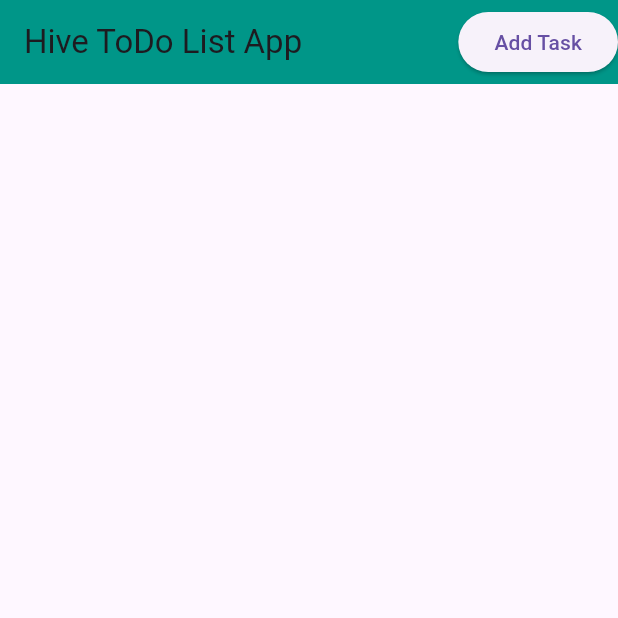
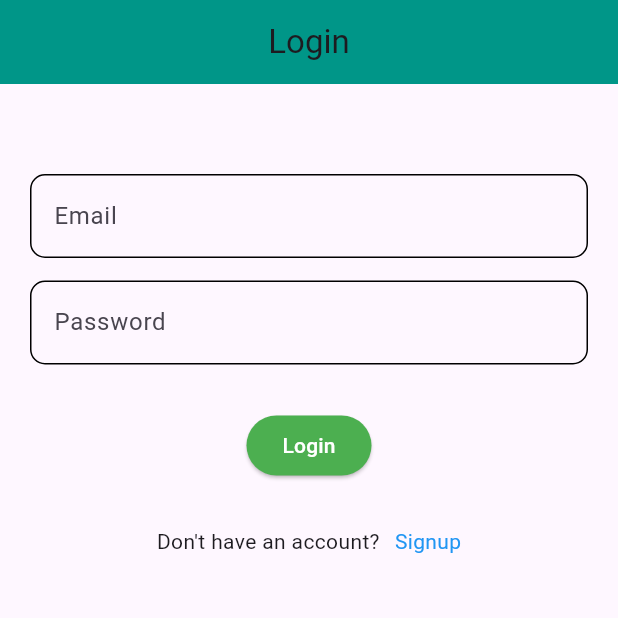
Before and after one commit to mdkhaledhassan/batch3-code, a Flutter app: the screen it shows after launch, on a phone screen of 412 x 824 dp, the top half of it. Run offline on Flutter 3.47's test engine with Material 3 defaults, Android fonts, the phone set to English and light mode, and no system bars; our stand-ins replace firebase_auth, firebase_core, flutter_screenutil, flutter_svg, fluttertoast, get_storage and 5 more; accounts and stored records are empty.

Commit message:
firebase auth

```diff
--- /dev/null
+++ b/lib/firebase/login_screen.dart
@@ -0,0 +1,102 @@
+import 'package:batch3/firebase/services/firebase_service.dart';
+import 'package:flutter/material.dart';
+
+import 'signup_screen.dart';
+
+class LoginScreen extends StatefulWidget {
+  const LoginScreen({super.key});
+
+  @override
+  State<LoginScreen> createState() => _LoginScreenState();
+}
+
+class _LoginScreenState extends State<LoginScreen> {
+  TextEditingController emailController = TextEditingController();
+  TextEditingController passwordController = TextEditingController();
+  @override
+  Widget build(BuildContext context) {
+    return Scaffold(
+      appBar: AppBar(
+        backgroundColor: Colors.teal,
+        title: Text('Login'),
+        centerTitle: true,
+      ),
+      body: Padding(
+        padding: const EdgeInsets.only(top: 60,left: 20,right: 20),
+        child: Column(
+          children: [
+            TextField(
+              controller: emailController,
+              decoration: InputDecoration(
+                labelText: 'Email',
+                focusedBorder: OutlineInputBorder(
+                  borderRadius: BorderRadius.circular(10),
+                  borderSide: BorderSide(
+                    color: Colors.black,
+                    width: 1
+                  )),
+                enabledBorder: OutlineInputBorder(
+                  borderRadius: BorderRadius.circular(10),
+                  borderSide: BorderSide(
+                    color: Colors.black,
+                    width: 1
+                  )
+                )
+              ),
+            ),
+            SizedBox(
+              height: 15,
+            ),
+            TextField(
+              controller: passwordController,
+              decoration: InputDecoration(
+                labelText: 'Password',
+                focusedBorder: OutlineInputBorder(
+                  borderRadius: BorderRadius.circular(10),
+                  borderSide: BorderSide(
+                    color: Colors.black,
+                    width: 1
+                  )),
+                enabledBorder: OutlineInputBorder(
+                  borderRadius: BorderRadius.circular(10),
+                  borderSide: BorderSide(
+                    color: Colors.black,
+                    width: 1
+                  )
+                )
+              ),
+            ),
+            SizedBox(
+              height: 30,
+            ),
+            ElevatedButton(onPressed: (){
+              FirebaseService().signIn(emailAddress: emailController.text, password: passwordController.text,context: context);
+            },
+            style: ElevatedButton.styleFrom(
+              backgroundColor: Colors.green,
+              foregroundColor: Colors.white
+            ),
+            child: Text('Login')),
+            SizedBox(
+              height: 30,
+            ),
+            Row(
+            mainAxisAlignment: MainAxisAlignment.center,
+              children: [
+                Text('Don\'t have an account?'),
+                SizedBox(
+                  width: 10,
+                ),
+                GestureDetector(
+                  onTap: () {
+                    Navigator.push(context, MaterialPageRoute(builder: (context)=>SignupScreen()));
+                  },
+                  child: Text('Signup',style: TextStyle(color: Colors.blue),))
+              ],
+            )
+          ],
+        ),
+      ),
+    );
+  }
+}
--- /dev/null
+++ b/lib/firebase/services/firebase_service.dart
@@ -0,0 +1,57 @@
+import 'package:batch3/firebase/home_screen.dart';
+import 'package:firebase_auth/firebase_auth.dart';
+import 'package:flutter/material.dart';
+
+import '../login_screen.dart';
+
+class FirebaseService{
+  signIn({required String emailAddress, required String password, context}) async {
+    try {
+      final data = await FirebaseAuth.instance.signInWithEmailAndPassword(
+        email: emailAddress,
+        password: password
+      );
+      if(data.user!.uid.isNotEmpty)
+      {
+        Navigator.push(context, MaterialPageRoute(builder: (context)=> HomeScreen()));
+      }
+      else{
+        Navigator.push(context, MaterialPageRoute(builder: (context)=> LoginScreen()));
+      }
+    } on FirebaseAuthException catch (e) {
+      if (e.code == 'user-not-found') {
+        print('No user found for that email.');
+      } else if (e.code == 'wrong-password') {
+        print('Wrong password provided for that user.');
+      }
+    }
+  }
+
+  signUp({required String emailAddress, required String password, context}) async {
+    try {
+      final data = await FirebaseAuth.instance.createUserWithEmailAndPassword(
+        email: emailAddress,
+        password: password,
+      );
+      if(data.user!.uid.isNotEmpty)
+      {
+        Navigator.push(context, MaterialPageRoute(builder: (context)=> HomeScreen()));
+      }
+      else{
+        Navigator.push(context, MaterialPageRoute(builder: (context)=> LoginScreen()));
+      }
+    } on FirebaseAuthException catch (e) {
+      if (e.code == 'weak-password') {
+        print('The password provided is too weak.');
+      } else if (e.code == 'email-already-in-use') {
+        print('The account already exists for that email.');
+      }
+    } catch (e) {
+      print(e);
+    }
+  }
+
+  signOut() async {
+    await FirebaseAuth.instance.signOut();
+  }
+}
--- /dev/null
+++ b/lib/firebase/splash_screen.dart
@@ -0,0 +1,31 @@
+import 'package:batch3/firebase/home_screen.dart';
+import 'package:batch3/firebase/login_screen.dart';
+import 'package:firebase_auth/firebase_auth.dart';
+import 'package:flutter/material.dart';
+
+class SplashScreen extends StatefulWidget {
+  const SplashScreen({super.key});
+
+  @override
+  State<SplashScreen> createState() => _SplashScreenState();
+}
+
+class _SplashScreenState extends State<SplashScreen> {
+  @override
+  Widget build(BuildContext context) {
+    return Scaffold(
+      body: StreamBuilder(
+        stream: FirebaseAuth.instance.authStateChanges(),
+        builder: (context, data) {
+          if(data.hasData)
+          {
+            return HomeScreen();
+          }
+          else
+          {
+            return LoginScreen();
+          }
+        })
+    );
+  }
+}
--- a/lib/main.dart
+++ b/lib/main.dart
@@ -1,3 +1,6 @@
+import 'package:batch3/firebase/splash_screen.dart';
+import 'package:batch3/firebase_options.dart';
+import 'package:firebase_core/firebase_core.dart';
 import 'package:flutter/material.dart';
 import 'package:flutter_screenutil/flutter_screenutil.dart';
 import 'package:get_storage/get_storage.dart';
@@ -10,6 +13,9 @@ void main() async {
   await Hive.initFlutter();
   await Hive.openBox('myBox');
   await GetStorage.init();
+  await Firebase.initializeApp(
+      options: DefaultFirebaseOptions.currentPlatform,
+  );
   runApp(const MyApp());
 }
 
@@ -25,7 +31,7 @@ class MyApp extends StatelessWidget {
           useMaterial3: true,
         ),
         title: 'Flutter Batch 3',
-        home: const HomePage(),
+        home: const SplashScreen(),
       ),
     );
   }
--- a/pubspec.yaml
+++ b/pubspec.yaml
@@ -48,6 +48,8 @@ dependencies:
   path: any
   hive: ^2.2.3
   hive_flutter: ^1.1.0
+  firebase_core: any
+  firebase_auth: any
 
 dev_dependencies:
   flutter_test:
```
Also changed, not shown: lib/firebase/home_screen.dart (added, +50 -0 lines), lib/firebase/signup_screen.dart (added, +83 -0 lines), firebase.json (added), lib/firebase_options.dart (added), pubspec.lock, 8 other files.
